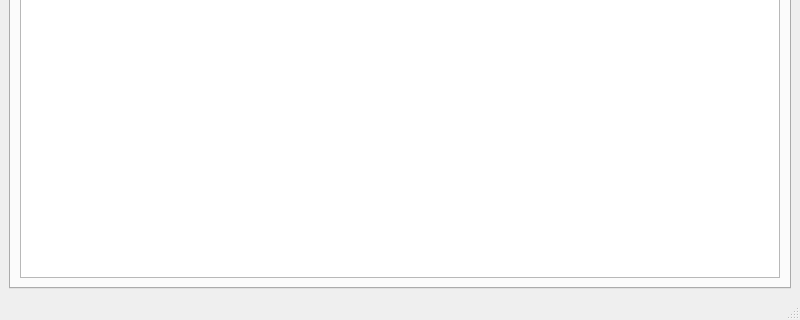
The window that src/MainWindow.ui (BLUE000/TwitchCommentViewer) describes before a commit, drawn with Qt 5; both pictures show x 0 to 800 and y 280 to 600 of the 800 by 600 pixel window.
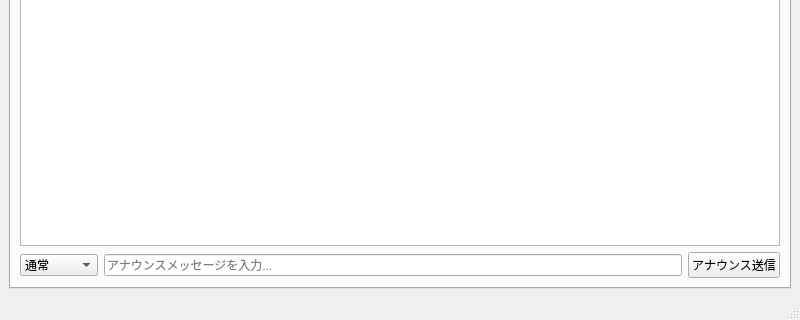
The same window after the commit. Custom widgets are drawn as their Qt base class.

Commit message: feat: Twitchチャットへのアナウンス送信機能の実装（UI、コントロール、OAuthスコープ、通信ロジック）

Patch:
```diff
--- a/src/MainWindow.ui
+++ b/src/MainWindow.ui
@@ -28,6 +28,56 @@
         <item>
          <widget class="QTableView" name="tableViewComments" />
         </item>
+        <item>
+         <layout class="QHBoxLayout" name="horizontalLayoutAnnouncement">
+          <item>
+           <widget class="QComboBox" name="comboAnnouncementColor">
+            <item>
+             <property name="text">
+              <string>通常</string>
+             </property>
+            </item>
+            <item>
+             <property name="text">
+              <string>青</string>
+             </property>
+            </item>
+            <item>
+             <property name="text">
+              <string>緑</string>
+             </property>
+            </item>
+            <item>
+             <property name="text">
+              <string>オレンジ</string>
+             </property>
+            </item>
+            <item>
+             <property name="text">
+              <string>紫</string>
+             </property>
+            </item>
+           </widget>
+          </item>
+          <item>
+           <widget class="QLineEdit" name="lineAnnouncementText">
+            <property name="placeholderText">
+             <string>アナウンスメッセージを入力...</string>
+            </property>
+            <property name="maxLength">
+             <number>500</number>
+            </property>
+           </widget>
+          </item>
+          <item>
+           <widget class="QPushButton" name="btnSendAnnouncement">
+            <property name="text">
+             <string>アナウンス送信</string>
+            </property>
+           </widget>
+          </item>
+         </layout>
+        </item>
        </layout>
       </widget>
       <widget class="QWidget" name="tabChatters">
```
The commit also changes 8 other files.
